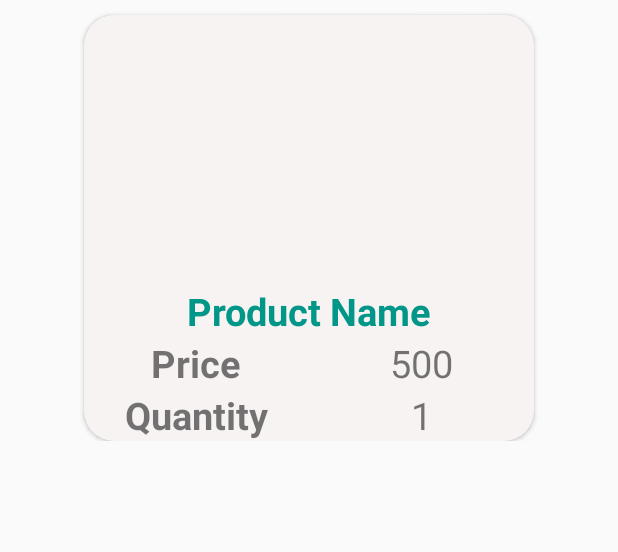
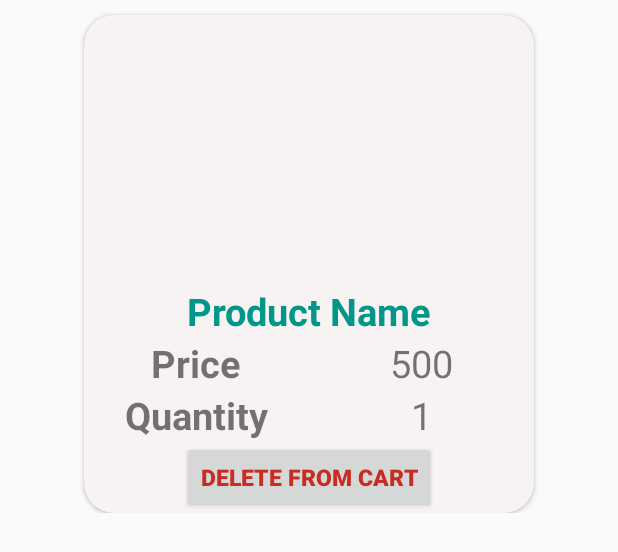
Before and after one commit to hrishikeshpm78/AndroidBazaar, an Android app: the layout card_view.xml on its own in the app's theme, with its tools: preview values and no code run, on a phone screen of 412 x 824 dp. Shown: the top 552 px of the screen. Run offline under Robolectric (Android 15) with nearby library versions, the light colour scheme and no system bars.

Commit message:
delfrom cart done

```diff
--- a/app/src/main/java/com/example/bazaar/mainactivities/RecyclerViewHolder.java
+++ b/app/src/main/java/com/example/bazaar/mainactivities/RecyclerViewHolder.java
@@ -15,6 +15,7 @@ public class RecyclerViewHolder extends RecyclerView.ViewHolder {
     TextView pPrice;
     TextView quantity;
     View itemView2;
+    Button cartDelete;
     RecyclerViewHolder(View itemView)
     {
 
@@ -24,7 +25,7 @@ public class RecyclerViewHolder extends RecyclerView.ViewHolder {
         image = (ImageView)itemView.findViewById(R.id.imagerec);
         pPrice=(TextView) itemView.findViewById(R.id.prod_price);
         quantity=(TextView) itemView.findViewById(R.id.cart_quantity);
-
+        cartDelete=(Button) itemView.findViewById(R.id.cart_delete);
 
     }
 
--- a/app/src/main/java/com/example/bazaar/mainactivities/SearchViewHolder.java
+++ b/app/src/main/java/com/example/bazaar/mainactivities/SearchViewHolder.java
@@ -1,5 +1,6 @@
 package com.example.bazaar.mainactivities;
 
+import android.support.v7.widget.CardView;
 import android.support.v7.widget.RecyclerView;
 import android.view.View;
 import android.view.ViewGroup;
@@ -15,7 +16,7 @@ public class SearchViewHolder extends RecyclerView.ViewHolder {
     ImageView image;
     TextView category;
     TextView price;
-
+    CardView card;
 
     SearchViewHolder(View itemView) {
         super(itemView);
@@ -23,6 +24,7 @@ public class SearchViewHolder extends RecyclerView.ViewHolder {
         image = (ImageView) itemView.findViewById(R.id.imagesearch);
         category=(TextView) itemView.findViewById(R.id.search_category);
         price=(TextView) itemView.findViewById(R.id.price_search);
+        card=(CardView) itemView.findViewById(R.id.search_item_view);
     }
 //    public void bind(SearchObject obj){
 //        pName.setText(obj.getProductName());
--- a/app/src/main/java/com/example/bazaar/mainactivities/api/ApiInterfaceForUser.java
+++ b/app/src/main/java/com/example/bazaar/mainactivities/api/ApiInterfaceForUser.java
@@ -39,4 +39,7 @@ public interface ApiInterfaceForUser
 
     @GET("/user/logout")
     Call<ResponseFromUser> logout(@Query("accesstoken")String accesstoken);
+
+    @POST("/user/cart/delete")
+    Call<ResponseFromUser> remFromCart(@Body CartDTO cartdto);
 }
--- a/app/src/main/res/layout/card_view.xml
+++ b/app/src/main/res/layout/card_view.xml
@@ -88,7 +88,16 @@
                     android:layout_width="match_parent"
                     android:layout_height="match_parent" />
             </LinearLayout>
-
+            <Button
+                android:id="@+id/cart_delete"
+                android:text="Delete from cart"
+                android:textStyle="bold"
+                android:textColor="#C72D22"
+                android:textSize="15sp"
+                android:layout_gravity="center"
+                android:textAlignment="center"
+                android:layout_width="wrap_content"
+                android:layout_height="wrap_content" />
         </LinearLayout>
     </android.support.v7.widget.CardView>
 </LinearLayout>
--- a/app/src/main/res/layout/product_details.xml
+++ b/app/src/main/res/layout/product_details.xml
@@ -122,7 +122,7 @@
                         android:id="@+id/pd_buyNow"
                         android:layout_width="wrap_content"
                         android:layout_height="match_parent"
-                        android:text="Buy Now"
+                        android:text="Go to Cart"
                         android:layout_marginLeft="60dp" />
                 </LinearLayout>
             </LinearLayout>
```
Also changed, not shown: app/src/main/java/com/example/bazaar/mainactivities/CartObject.java (+24 -0 lines), app/src/main/java/com/example/bazaar/mainactivities/CartPage.java (+6 -1 lines), app/src/main/java/com/example/bazaar/mainactivities/CartPageAdapter.java (+32 -1 lines).
